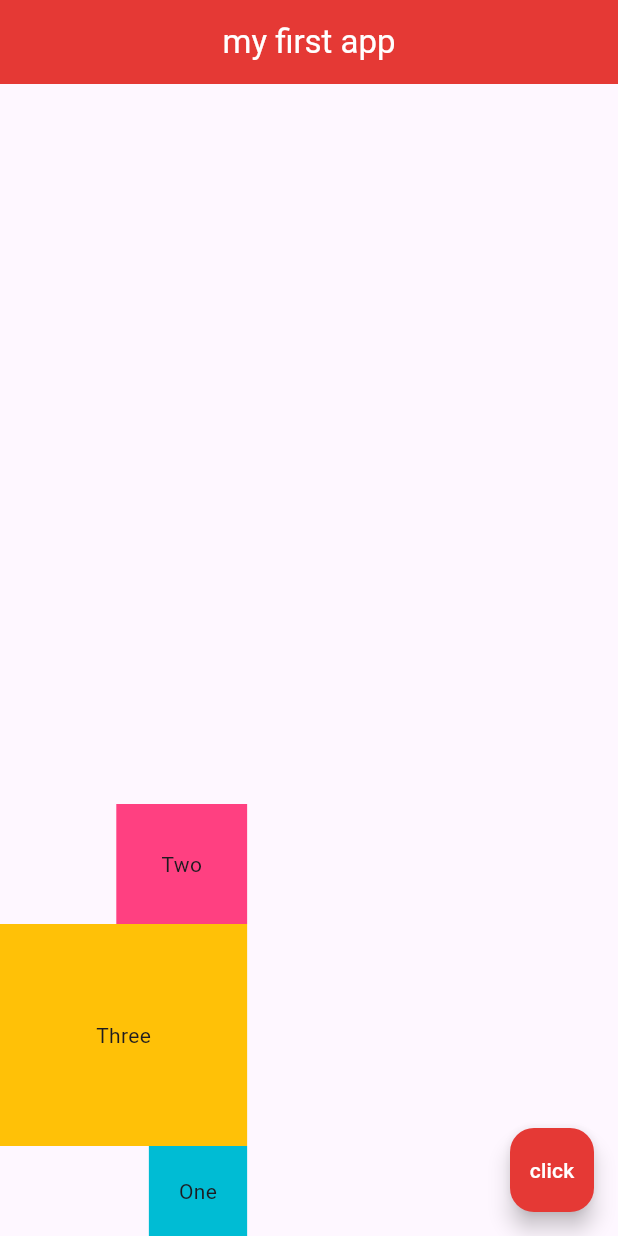
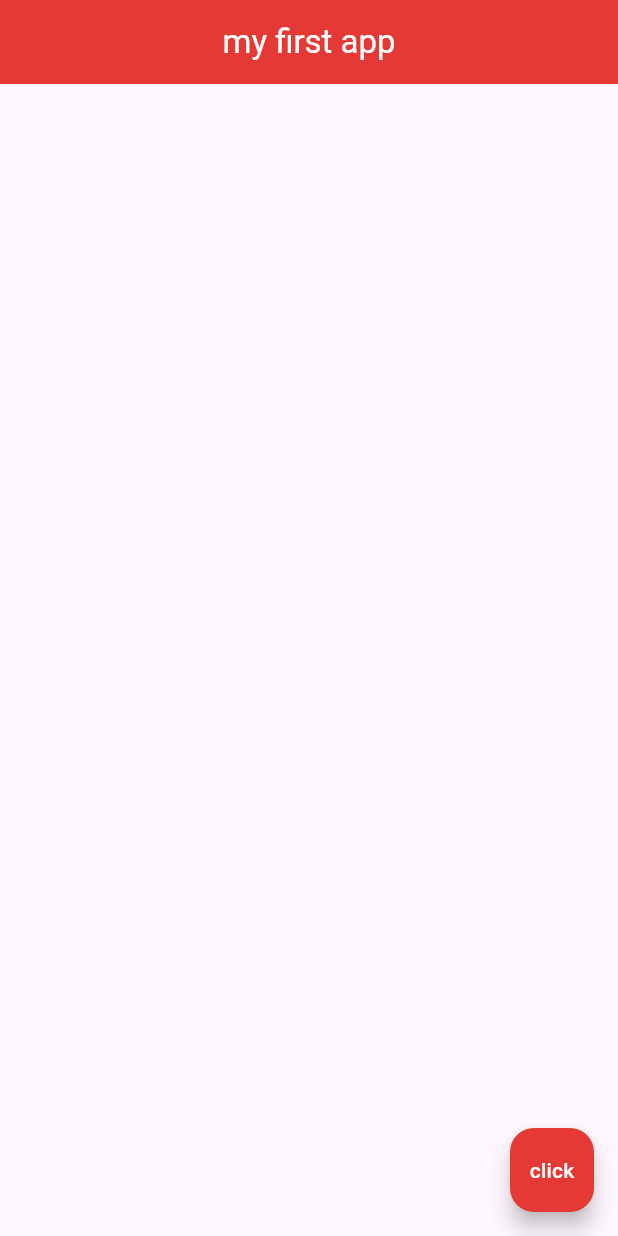
Before and after one commit to jamydevelop/Flutter-MyApp, a Flutter app: the screen it shows after launch, on a phone screen of 412 x 824 dp. Run offline on Flutter 3.47's test engine with Material 3 defaults, Android fonts, the phone set to English and light mode, and no system bars.

Commit message:
Initial Code

```diff
--- a/myapp/lib/main.dart
+++ b/myapp/lib/main.dart
@@ -22,32 +22,11 @@ class Home extends StatelessWidget {
         centerTitle: true,
         backgroundColor: Colors.red[600],
       ),
-      body: Column(
-        mainAxisAlignment: MainAxisAlignment.end,
-        crossAxisAlignment: CrossAxisAlignment.end,
+      body: Row(
         children: <Widget>[
-
-          Container(
-            padding: EdgeInsets.all(30.0),
-            color: Colors.pinkAccent,
-            child: Text("Two"),
-          ),
-          Container(
-            padding: EdgeInsets.all(40.0),
-            color: Colors.amber,
-            child: Padding(
-              padding: const EdgeInsets.all(8.0),
-              child: Padding(
-                padding: const EdgeInsets.all(16.0),
-                child: Text("Three"),
-              ),
-            ),
-          ),
-          Container(
-            padding: EdgeInsets.all(20.0),
-            color: Colors.cyan,
-            child: Text("One"),
-          ),
+          Container(),
+          Container(),
+          Container(),
         ],
       ),
       floatingActionButton: FloatingActionButton(
```
